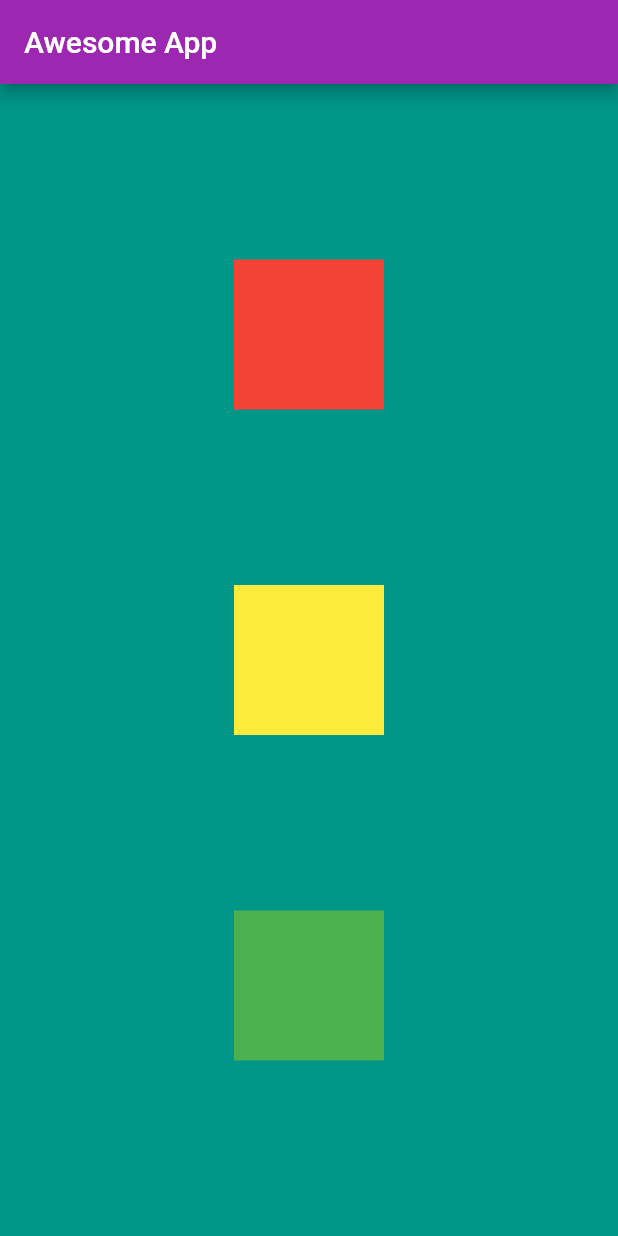
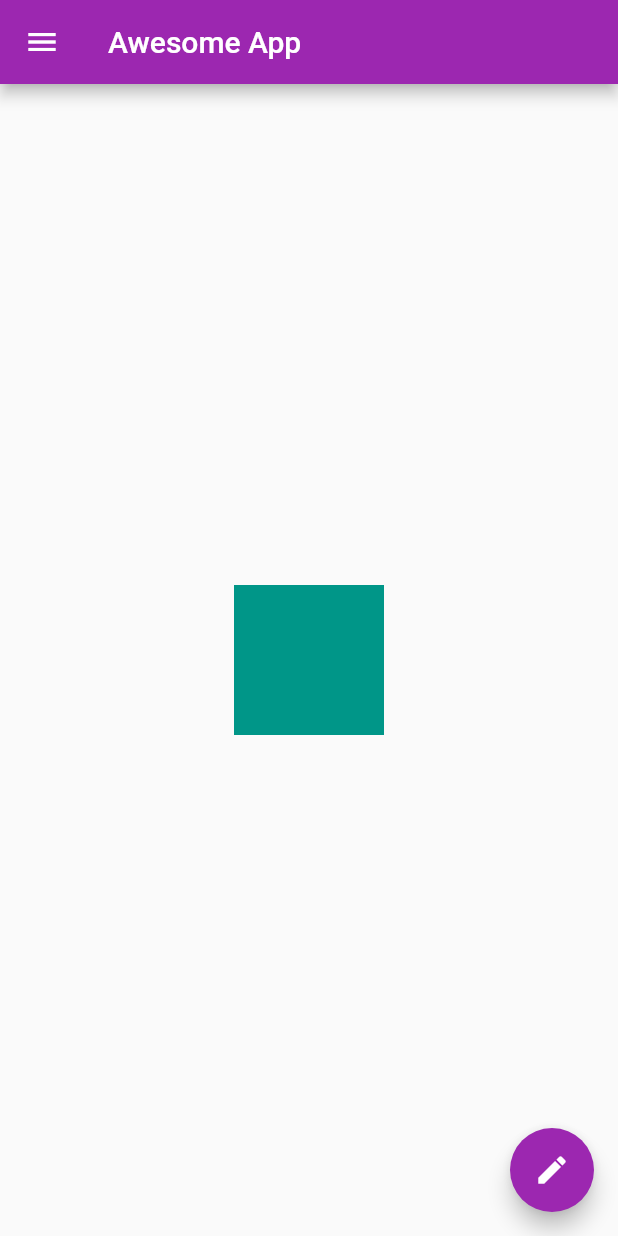
Before and after one commit to kaustavr19/awsome_app, a Flutter app: the screen it shows after launch, on a phone screen of 412 x 824 dp. Run offline on Flutter 3.47's test engine with Material 2 defaults, Android fonts, the phone set to English and light mode, and no system bars.

Commit message:
chapter 4(floating action button & drawer) completed

```diff
--- a/lib/main.dart
+++ b/lib/main.dart
@@ -17,39 +17,46 @@ class Homepage extends StatelessWidget {
       appBar: AppBar(
         title: Text("Awesome App"),
       ),
-      body: Container(
-        //height: 500,
-        width: 500,
-        color: Colors.teal,
-        child: Column(
-          mainAxisAlignment: MainAxisAlignment.spaceEvenly,
-          crossAxisAlignment: CrossAxisAlignment.center,
-          //mainAxisSize: MainAxisSize.max,
+      body: Center(
+        child: Container(
+          height: 100,
+          width: 100,
+          color: Colors.teal,
+        ),
+      ),
+      drawer: Drawer(
+        child: ListView(
+          padding: const EdgeInsets.all(0),
           children: <Widget>[
-            Container(
-              padding: const EdgeInsets.all(8),
-              color: Colors.red,
-              width: 100,
-              height: 100,
-              alignment: Alignment.center,
+            UserAccountsDrawerHeader(
+              accountName: Text("Kaustav Roy"),
+              accountEmail: Text("kaustav574@gmail.com"),
+              currentAccountPicture: CircleAvatar(
+                backgroundImage: NetworkImage(
+                    "https://images.unsplash.com/photo-1502466650593-b65a2c690da0?ixid=MXwxMjA3fDB8MHxzZWFyY2h8Nnx8a2lkfGVufDB8fDB8&ixlib=rb-1.2.1&auto=format&fit=crop&w=500&q=60"),
+              ),
             ),
-            Container(
-              padding: const EdgeInsets.all(8),
-              color: Colors.yellow,
-              width: 100,
-              height: 100,
-              alignment: Alignment.center,
+            ListTile(
+              leading: Icon(Icons.person),
+              title: Text("Kaustav Roy"),
+              subtitle: Text("soon to be flutter dev"),
+              trailing: Icon(Icons.edit),
+              onTap: () {},
             ),
-            Container(
-              padding: const EdgeInsets.all(8),
-              color: Colors.green,
-              width: 100,
-              height: 100,
-              alignment: Alignment.center,
+            ListTile(
+              leading: Icon(Icons.email),
+              title: Text("Contact Me"),
+              subtitle: Text("kaustav574@gmail.com"),
+              trailing: Icon(Icons.edit),
             ),
           ],
         ),
       ),
+      floatingActionButton: FloatingActionButton(
+        onPressed: () {},
+        child: Icon(Icons.edit),
+      ),
+      //floatingActionButtonLocation: FloatingActionButtonLocation.startTop,
     );
   }
 }
```
